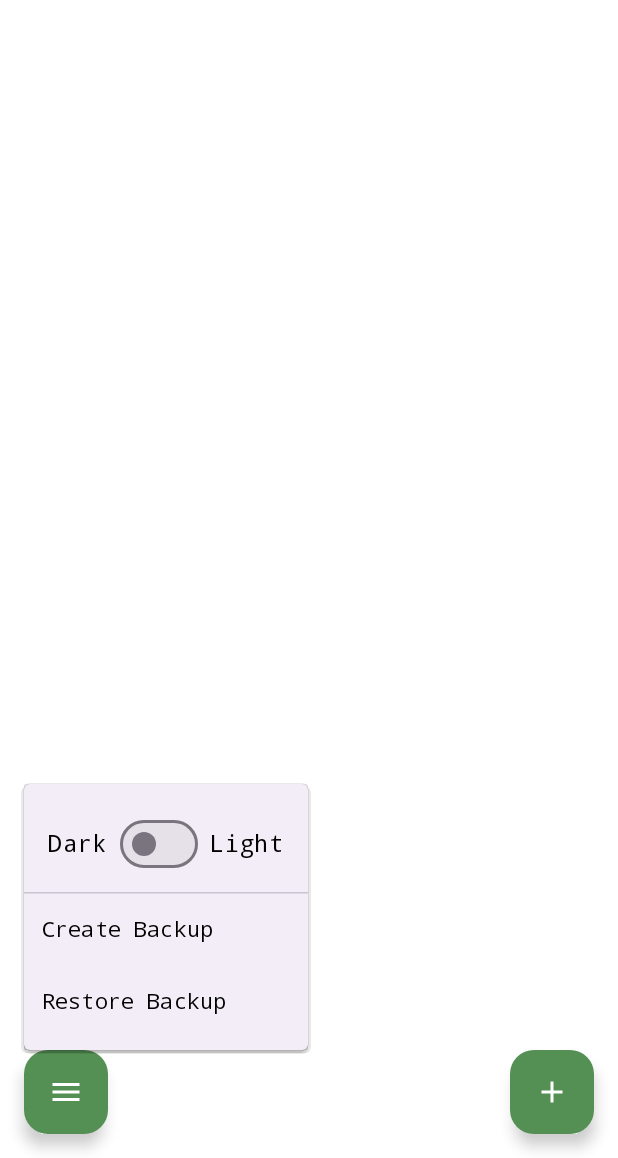
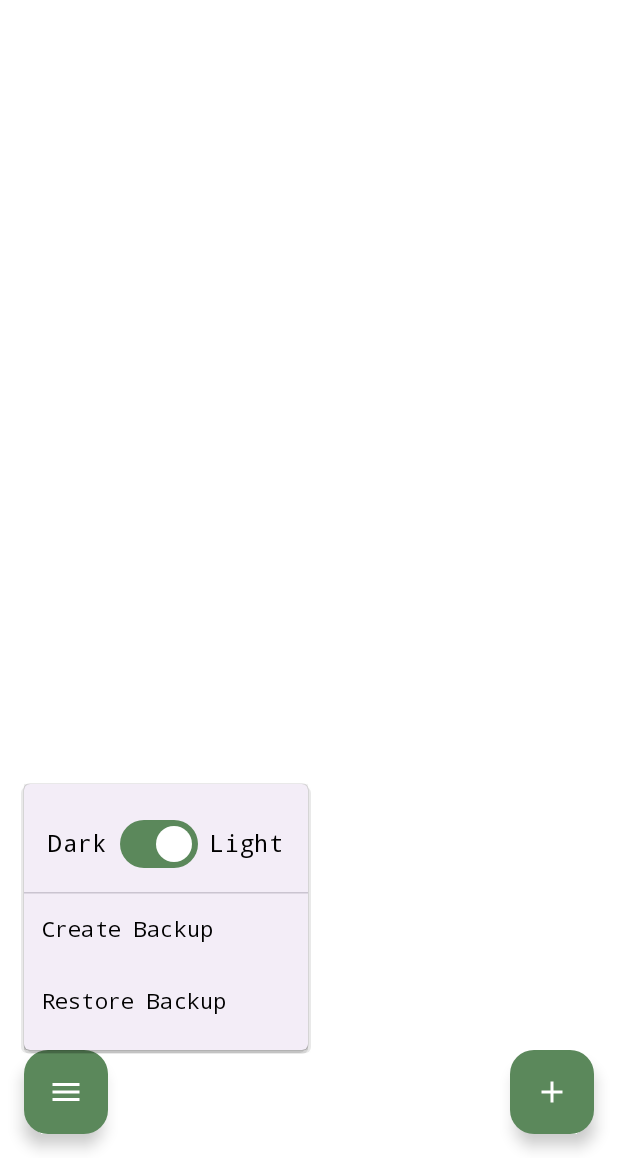
Before and after one commit to adam-paul/workout-tracker, an Android app built with Jetpack Compose: the screen it shows after launch (MainActivity), after a tap on "Menu", on a phone screen of 412 x 824 dp, the part 78-1236 px from its top. Run offline under Robolectric (Android 15) with nearby library versions, the phone set to English and light mode, and no system bars; our stand-ins replace Room's generated code; 1 statement that could not run was skipped.

Commit message:
removing unnecessary stateful color thematics and replacing with composition, completed

```diff
--- a/app/src/main/java/com/example/workouttracker/MainActivity.kt
+++ b/app/src/main/java/com/example/workouttracker/MainActivity.kt
@@ -16,7 +16,7 @@ import androidx.compose.runtime.*
 import androidx.compose.ui.Alignment
 import androidx.compose.ui.Modifier
 import androidx.compose.ui.unit.dp
-import androidx.lifecycle.lifecycleScope
+import androidx.lifecycle.viewModelScope
 import androidx.lifecycle.viewmodel.compose.viewModel
 import androidx.navigation.NavType
 import androidx.navigation.compose.NavHost
@@ -30,7 +30,6 @@ import com.example.workouttracker.ui.components.MenuFab
 import com.example.workouttracker.ui.components.AddFab
 import com.example.workouttracker.ui.screens.*
 import com.example.workouttracker.ui.theme.ThemeManager
-import com.example.workouttracker.ui.theme.ThemeState
 import com.example.workouttracker.ui.theme.WorkoutTrackerTheme
 import com.example.workouttracker.viewmodel.ExerciseViewModel
 import com.example.workouttracker.viewmodel.ExerciseViewModelFactory
@@ -52,16 +51,7 @@ class MainActivity : ComponentActivity() {
         backupManager = BackupManager(applicationContext)
         themeManager = ThemeManager(applicationContext)
 
-        // Initialize ThemeState
-        ThemeState.initialize(themeManager)
-
-        // Collect initial theme
-        lifecycleScope.launch {
-            themeManager.isDarkTheme.collect { isDark ->
-                ThemeState.isDarkTheme = isDark
-            }
-        }
-
+        // Register backup functionality
         val backupLauncher = registerForActivityResult(
             ActivityResultContracts.StartActivityForResult()
         ) { result ->
@@ -93,7 +83,12 @@ class MainActivity : ComponentActivity() {
         backupManager.registerLaunchers(backupLauncher, restoreLauncher)
 
         setContent {
-            WorkoutTrackerTheme {
+            // Collect theme state within composition
+            val darkTheme by themeManager.isDarkTheme.collectAsState(initial = false)
+
+            WorkoutTrackerTheme(
+                darkTheme = darkTheme,
+            ) {
                 val navController = rememberNavController()
                 val viewModel: ExerciseViewModel = viewModel(
                     factory = ExerciseViewModelFactory(
@@ -291,15 +286,14 @@ class MainActivity : ComponentActivity() {
                                         easing = FastOutSlowInEasing
                                     )
                                 ),
-                                modifier = Modifier
-                                    .align(Alignment.BottomEnd)
-                                    .padding(16.dp)
+                                modifier = Modifier.align(Alignment.BottomEnd)
                             ) {
                                 Row(
-                                    modifier = Modifier.fillMaxWidth(),
+                                    modifier = Modifier
+                                        .fillMaxWidth()
+                                        .padding(16.dp),
                                     horizontalArrangement = Arrangement.SpaceBetween
                                 ) {
-                                    // Separate animation for MenuFab
                                     AnimatedVisibility(
                                         visible = currentRoute == "main",
                                         enter = fadeIn(
@@ -316,15 +310,19 @@ class MainActivity : ComponentActivity() {
                                         )
                                     ) {
                                         MenuFab(
+                                            isDarkTheme = darkTheme,
+                                            onThemeChanged = { isDark ->
+                                                viewModel.viewModelScope.launch {
+                                                    themeManager.setDarkTheme(isDark)
+                                                }
+                                            },
                                             onBackupCreated = { backupManager.initiateBackup() },
-                                            onBackupRestored = { backupManager.initiateRestore() },
-                                            modifier = Modifier
+                                            onBackupRestored = { backupManager.initiateRestore() }
                                         )
                                     }
 
-                                    Spacer(modifier = Modifier.width(8.dp))
+                                    Spacer(modifier = Modifier.weight(1f))
 
-                                    // Add FAB (always visible)
                                     AddFab(
                                         onAddWorkout = {
                                             if (currentRoute == "main") {
--- a/app/src/main/java/com/example/workouttracker/ui/components/MainMenu.kt
+++ b/app/src/main/java/com/example/workouttracker/ui/components/MainMenu.kt
@@ -7,18 +7,16 @@ import androidx.compose.ui.Alignment
 import androidx.compose.ui.Modifier
 import androidx.compose.ui.text.font.FontFamily
 import androidx.compose.ui.unit.dp
-import com.example.workouttracker.ui.theme.ThemeState
-import kotlinx.coroutines.launch
 
 @Composable
 fun MainMenuContent(
     showMenu: Boolean,
+    isDarkTheme: Boolean,
+    onThemeChanged: (Boolean) -> Unit,
     onDismissMenu: () -> Unit,
     onBackup: () -> Unit,
     onRestore: () -> Unit
 ) {
-    val scope = rememberCoroutineScope()
-
     DropdownMenu(
         expanded = showMenu,
         onDismissRequest = onDismissMenu
@@ -34,12 +32,8 @@ fun MainMenuContent(
                 modifier = Modifier.padding(end = 8.dp)
             )
             Switch(
-                checked = ThemeState.isDarkTheme,
-                onCheckedChange = {
-                    scope.launch {
-                        ThemeState.setTheme(it)
-                    }
-                }
+                checked = !isDarkTheme,  // Inverted the check
+                onCheckedChange = { onThemeChanged(!it) }  // Inverted the change
             )
             Text(
                 "Light",
--- a/app/src/main/java/com/example/workouttracker/ui/components/MainScreenFabs.kt
+++ b/app/src/main/java/com/example/workouttracker/ui/components/MainScreenFabs.kt
@@ -1,4 +1,3 @@
-// MainScreenFabs.kt
 package com.example.workouttracker.ui.components
 
 import androidx.compose.foundation.layout.*
@@ -12,6 +11,8 @@ import androidx.compose.ui.Modifier
 
 @Composable
 fun MenuFab(
+    isDarkTheme: Boolean,
+    onThemeChanged: (Boolean) -> Unit,
     onBackupCreated: (Boolean) -> Unit,
     onBackupRestored: () -> Unit,
     modifier: Modifier = Modifier
@@ -27,6 +28,8 @@ fun MenuFab(
 
         MainMenuContent(
             showMenu = showMenu,
+            isDarkTheme = isDarkTheme,
+            onThemeChanged = onThemeChanged,
             onDismissMenu = { showMenu = false },
             onBackup = { onBackupCreated(true) },
             onRestore = onBackupRestored
--- a/app/src/main/java/com/example/workouttracker/ui/theme/Color.kt
+++ b/app/src/main/java/com/example/workouttracker/ui/theme/Color.kt
@@ -1,15 +1,35 @@
+// Color.kt
 package com.example.workouttracker.ui.theme
 
 import androidx.compose.ui.graphics.Color
 
-val DarkForestGreen = Color(0xFF386538)
-val MidForestGreen = Color(0xFF548F54)
-val LightForestGreen = Color(0xFF67C567)
-
-val Purple80 = Color(0xFFD0BCFF)
-val PurpleGrey80 = Color(0xFFCCC2DC)
-val Pink80 = Color(0xFFEFB8C8)
-
+// Base colors
+val Green900 = Color(0xFF386538)
+val Green700: Color
+    get() = Color(0xFF5B885B)
+val Green500 = Color(0xFF67C567)
 val Purple40 = Color(0xFF6650a4)
 val PurpleGrey40 = Color(0xFF625b71)
 val Pink40 = Color(0xFF7D5260)
+
+// Light theme colors
+val LightPrimary = Green700
+val LightOnPrimary = Color.White
+val LightPrimaryContainer = Green700
+val LightOnPrimaryContainer = Color.White
+val LightSecondary = Green900
+val LightBackground = Color.White
+val LightOnBackground = Color.Black
+val LightSurface = Color.White
+val LightOnSurface = Color.Black
+
+// Dark theme colors
+val DarkPrimary = PurpleGrey40
+val DarkOnPrimary = Color.Black
+val DarkPrimaryContainer = PurpleGrey40
+val DarkOnPrimaryContainer = Color.Black
+val DarkSecondary = PurpleGrey40
+val DarkBackground = Color(0xFF1C1B1F)
+val DarkOnBackground = Color.White
+val DarkSurface = Color(0xFF1C1B1F)
+val DarkOnSurface = Color.White
--- a/app/src/main/java/com/example/workouttracker/ui/theme/Theme.kt
+++ b/app/src/main/java/com/example/workouttracker/ui/theme/Theme.kt
@@ -1,78 +1,40 @@
 package com.example.workouttracker.ui.theme
 
-import android.os.Build
 import androidx.compose.material3.MaterialTheme
 import androidx.compose.material3.darkColorScheme
-import androidx.compose.material3.dynamicDarkColorScheme
-import androidx.compose.material3.dynamicLightColorScheme
 import androidx.compose.material3.lightColorScheme
 import androidx.compose.runtime.Composable
-import androidx.compose.runtime.getValue
-import androidx.compose.runtime.mutableStateOf
-import androidx.compose.runtime.setValue
-import androidx.compose.ui.graphics.Color
-import androidx.compose.ui.platform.LocalContext
 
-private val DarkColors = darkColorScheme(
-    primary = MidForestGreen,
-    secondary = DarkForestGreen,
-    tertiary = LightForestGreen,
-    surface = Color(0xFF1C1B1F),
-    background = Color(0xFF1C1B1F),
-    onSurface = Color.White,
-    onBackground = Color.White
+val LightColors = lightColorScheme(
+    primary = LightPrimary,
+    onPrimary = LightOnPrimary,
+    primaryContainer = LightPrimaryContainer,
+    onPrimaryContainer = LightOnPrimaryContainer,
+    secondary = LightSecondary,
+    background = LightBackground,
+    onBackground = LightOnBackground,
+    surface = LightSurface,
+    onSurface = LightOnSurface
 )
 
-private val LightColors = lightColorScheme(
-    primary = MidForestGreen,
-    secondary = DarkForestGreen,
-    tertiary = LightForestGreen,
-    primaryContainer = MidForestGreen,
-    onPrimaryContainer = LightForestGreen,
-    surface = Color.White,
-    background = Color.White,
-    onSurface = Color.Black,
-    onBackground = Color.Black
+val DarkColors = darkColorScheme(
+    primary = DarkPrimary,
+    onPrimary = DarkOnPrimary,
+    primaryContainer = DarkPrimaryContainer,
+    onPrimaryContainer = DarkOnPrimaryContainer,
+    secondary = DarkSecondary,
+    background = DarkBackground,
+    onBackground = DarkOnBackground,
+    surface = DarkSurface,
+    onSurface = DarkOnSurface
 )
-
-// Theme state management
-object ThemeState {
-    private var _isDarkTheme = mutableStateOf(false)
-    var isDarkTheme: Boolean
-        get() = _isDarkTheme.value
-        set(value) {
-            _isDarkTheme.value = value
-        }
-
-    // Add reference to ThemeManager
-    private lateinit var themeManager: ThemeManager
-
-    fun initialize(themeManager: ThemeManager) {
-        this.themeManager = themeManager
-    }
-
-    suspend fun setTheme(isDark: Boolean) {
-        if (::themeManager.isInitialized) {
-            themeManager.setDarkTheme(isDark)
-            isDarkTheme = isDark
-        }
-    }
-}
 
 @Composable
 fun WorkoutTrackerTheme(
-    darkTheme: Boolean = ThemeState.isDarkTheme,  // Updated to use ThemeState
-    dynamicColor: Boolean = false,
+    darkTheme: Boolean,
     content: @Composable () -> Unit
 ) {
-    val colorScheme = when {
-        dynamicColor && Build.VERSION.SDK_INT >= Build.VERSION_CODES.S -> {
-            val context = LocalContext.current
-            if (darkTheme) dynamicDarkColorScheme(context) else dynamicLightColorScheme(context)
-        }
-        darkTheme -> DarkColors
-        else -> LightColors
-    }
+    val colorScheme = if (darkTheme) DarkColors else LightColors
 
     MaterialTheme(
         colorScheme = colorScheme,
--- a/app/src/main/java/com/example/workouttracker/ui/theme/ThemeManager.kt
+++ b/app/src/main/java/com/example/workouttracker/ui/theme/ThemeManager.kt
@@ -5,9 +5,12 @@ import androidx.datastore.core.DataStore
 import androidx.datastore.preferences.core.Preferences
 import androidx.datastore.preferences.core.booleanPreferencesKey
 import androidx.datastore.preferences.core.edit
+import androidx.datastore.preferences.core.emptyPreferences
 import androidx.datastore.preferences.preferencesDataStore
 import kotlinx.coroutines.flow.Flow
+import kotlinx.coroutines.flow.catch
 import kotlinx.coroutines.flow.map
+import java.io.IOException
 
 private val Context.dataStore: DataStore<Preferences> by preferencesDataStore(name = "theme_settings")
 
@@ -17,13 +20,24 @@ class ThemeManager(private val context: Context) {
     }
 
     val isDarkTheme: Flow<Boolean> = context.dataStore.data
+        .catch { exception ->
+            if (exception is IOException) {
+                emit(emptyPreferences())
+            } else {
+                throw exception
+            }
+        }
         .map { preferences ->
             preferences[IS_DARK_THEME] ?: false
         }
 
     suspend fun setDarkTheme(isDark: Boolean) {
-        context.dataStore.edit { preferences ->
-            preferences[IS_DARK_THEME] = isDark
+        try {
+            context.dataStore.edit { preferences ->
+                preferences[IS_DARK_THEME] = isDark
+            }
+        } catch (e: IOException) {
+            e.printStackTrace()
         }
     }
 }
```
